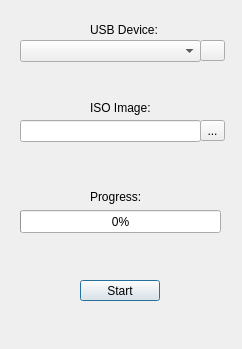
The window that ui/mainWindow.ui (gu-Moura/TuxBooter) describes before a commit, drawn with Qt 5.
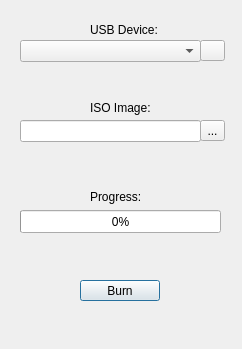
The same window after the commit.

Commit message: Add some extra properties to the mainWindow

```diff
--- a/ui/mainWindow.ui
+++ b/ui/mainWindow.ui
@@ -10,6 +10,18 @@
     <height>349</height>
    </rect>
   </property>
+  <property name="minimumSize">
+   <size>
+    <width>242</width>
+    <height>349</height>
+   </size>
+  </property>
+  <property name="maximumSize">
+   <size>
+    <width>242</width>
+    <height>349</height>
+   </size>
+  </property>
   <property name="windowTitle">
    <string>Dialog</string>
   </property>
@@ -100,7 +112,7 @@
     </rect>
    </property>
    <property name="text">
-    <string>Start</string>
+    <string>Burn</string>
    </property>
   </widget>
   <widget class="QLabel" name="label">
```
Left out of the diff: 16 changed lines with no effect on the pictures.
